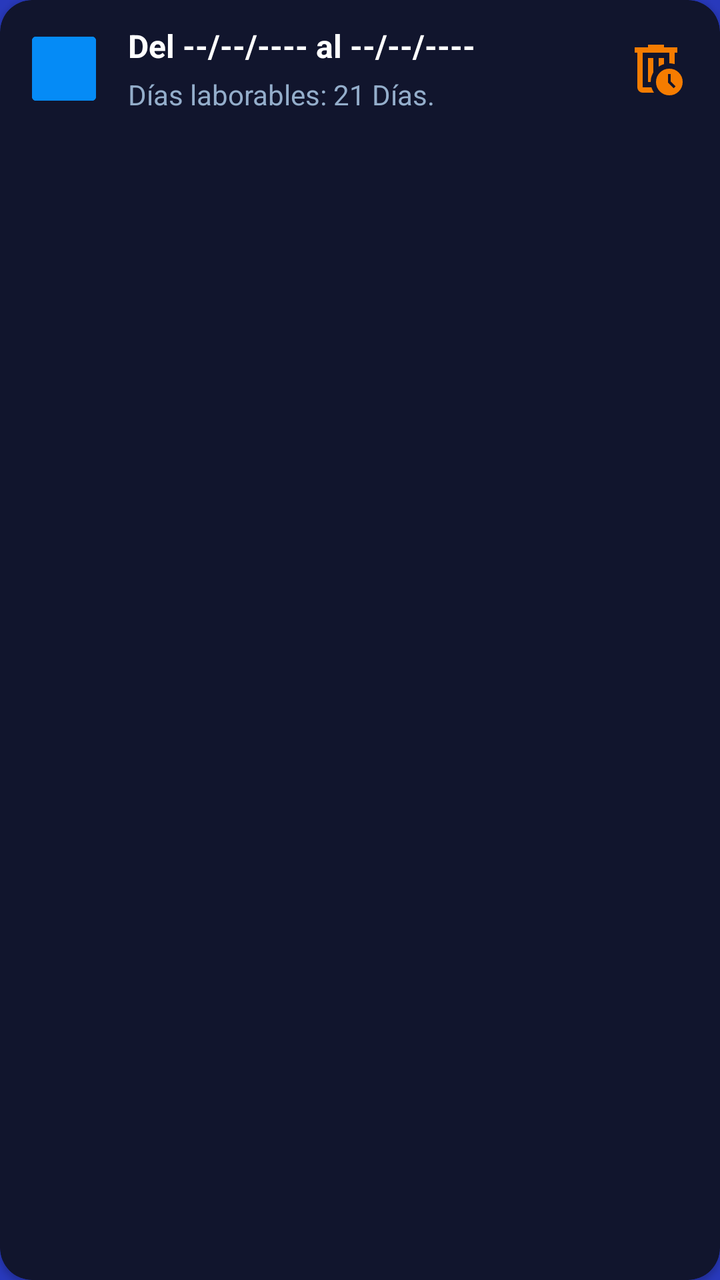
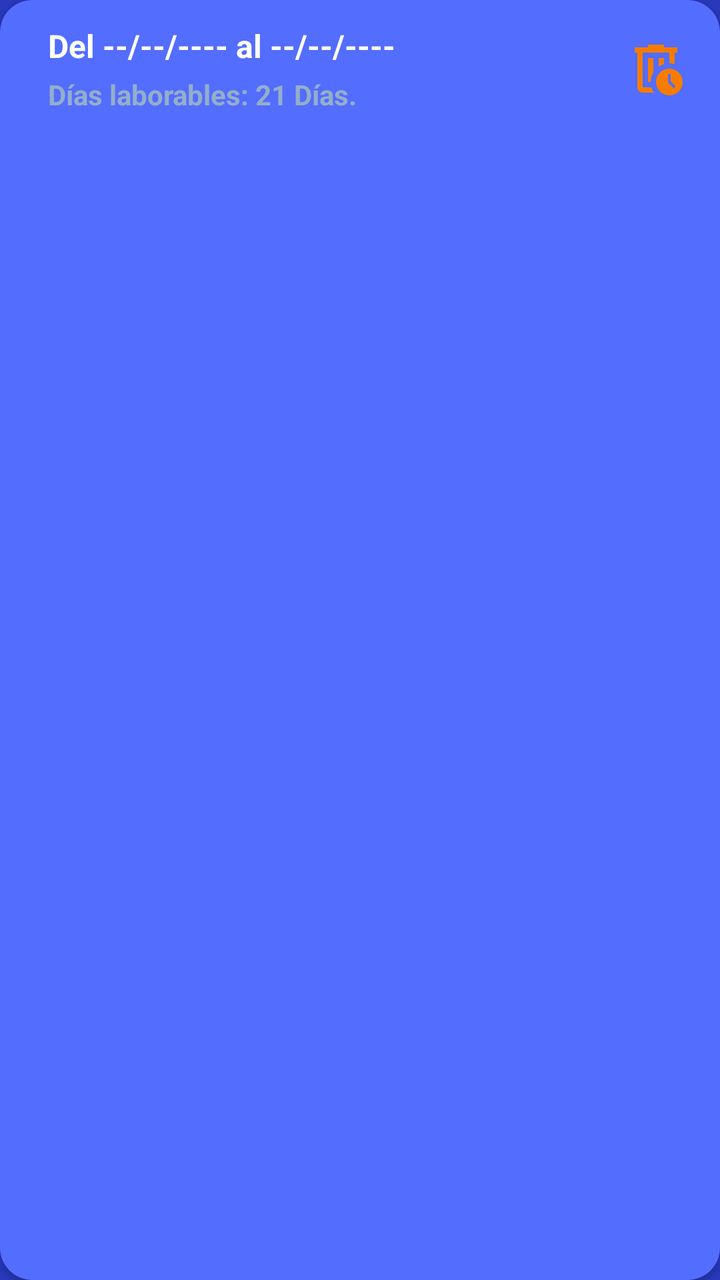

Compare the two renders of this Android layout. The source of the first and the diff that turns it into the second are given below.
<!-- AndroidManifest.xml: application theme Theme.CalendarioLaboral_V40 -->
<!-- res/layout/item_rv_detalle.xml -->
<?xml version="1.0" encoding="utf-8"?>
<androidx.cardview.widget.CardView
    xmlns:app="http://schemas.android.com/apk/res-auto"
    xmlns:android="http://schemas.android.com/apk/res/android"
    android:id="@+id/cardItemVacDetalle"
    android:layout_width="match_parent"
    android:layout_height="wrap_content"
    android:layout_margin="8dp"
    style="@style/Tarjeta_menu_personalizada">

    <LinearLayout
        android:layout_width="match_parent"
        android:layout_height="wrap_content"
        android:orientation="horizontal"
        android:gravity="center_vertical"
        android:padding="12dp">

        
        <ImageView
            android:id="@+id/ivDetalleIcono"
            android:layout_width="40dp"
            android:layout_height="40dp"
            android:scaleType="fitCenter"
            android:padding="4dp"
            android:src="@drawable/calendar_svgrepo_com"
            app:tint="@color/primary"
            android:importantForAccessibility="no"/>

        
        <LinearLayout
            android:layout_width="0dp"
            android:layout_height="wrap_content"
            android:layout_weight="1"
            android:paddingStart="12dp"
            android:paddingEnd="12dp"
            android:orientation="vertical">

            
            <TextView
                android:id="@+id/tvDetalleFechas"
                android:layout_width="match_parent"
                android:layout_height="wrap_content"
                android:layout_marginBottom="4dp"
                android:text="Del --/--/---- al --/--/----"
                style="@style/Texto_16"
                android:textColor="@color/text_primary"
                android:textStyle="bold"/>

            
            <TextView
                android:id="@+id/tvDetalleTotalDias"
                android:layout_width="match_parent"
                android:layout_height="wrap_content"
                android:text="Días laborables: 21 Días."
                style="@style/Texto"
                android:textColor="@color/text_secondary"/>

        </LinearLayout>

        
        <ImageButton
            android:id="@+id/ivDelete"
            android:layout_width="40dp"
            android:layout_height="40dp"
            android:padding="4dp"
            android:scaleType="fitCenter"
            android:src="@drawable/ic_eliminar"
            android:background="?android:attr/selectableItemBackgroundBorderless"
            app:tint="@color/warning"
            android:contentDescription="Eliminar período de vacaciones" />

    </LinearLayout>

</androidx.cardview.widget.CardView>
<!-- resources referenced by this layout -->
<resources>
  <color name="primary">#058BF6</color>
  <color name="text_primary">#FFFFFF</color>
  <color name="text_secondary">#94AECB</color>
  <color name="warning">#F57C00</color>
  <!-- drawable calendar_svgrepo_com: vector/xml drawable (drawable, 2060 chars, omitted) -->
  <!-- drawable ic_eliminar (drawable) -->
  <vector xmlns:android="http://schemas.android.com/apk/res/android" android:height="24dp" android:tint="#CA2626" android:viewportHeight="960" android:viewportWidth="960" android:width="24dp">
        
      <path android:fillColor="@android:color/white" android:pathData="M280,240L280,240L280,400Q280,400 280,481.5Q280,563 280,680Q280,701 280,721Q280,741 280,760L280,760Q280,760 280,760Q280,760 280,760L280,240ZM450,840L280,840Q247,840 223.5,816.5Q200,793 200,760L200,240L160,240L160,160L360,160L360,120L600,120L600,160L800,160L800,240L760,240L760,412Q743,407 720.5,403.5Q698,400 680,400L680,240L280,240L280,760Q280,760 280,760Q280,760 280,760L412,760Q418,781 428,801.5Q438,822 450,840ZM360,680L400,680Q400,617 420,576.5Q440,536 440,536L440,320L360,320L360,680ZM520,450Q537,439 558.5,428Q580,417 600,412L600,320L520,320L520,450ZM538.5,821.5Q480,763 480,680Q480,597 538.5,538.5Q597,480 680,480Q763,480 821.5,538.5Q880,597 880,680Q880,763 821.5,821.5Q763,880 680,880Q597,880 538.5,821.5ZM746,774L774,746L700,672L700,560L660,560L660,688L746,774Z"/>
      
  </vector>
  <style name="Tarjeta_menu_personalizada" parent="Widget.Material3.CardView.Filled">
          <item name="cardBackgroundColor">@color/surface_card</item>
          <item name="cardCornerRadius">16dp</item>
          <item name="cardElevation">2dp</item>
          <item name="strokeWidth">0dp</item>
      </style>
  <style name="Texto">
              <item name="android:textColor">@color/text_secondary</item> 
              <item name="android:textSize">14sp</item>
          </style>
  <style name="Texto_16">
              <item name="android:textColor">@color/text_primary</item>
              <item name="android:textSize">16sp</item>
          </style>
  <style name="Theme.CalendarioLaboral_V40" parent="Base.Theme.CalendarioLaboral_V40" />
  <color name="surface_card">#11152D</color>
  <style name="Base.Theme.CalendarioLaboral_V40" parent="Theme.Material3.DayNight.NoActionBar">
              
              <item name="colorPrimary">@color/primary</item>
              <item name="colorOnPrimary">@color/text_on_primary</item>
              <item name="colorSecondary">@color/secondary</item>
  
              
              <item name="android:windowBackground">@color/background_app</item>
              <item name="colorSurface">@color/surface_card</item>
              <item name="colorOnSurface">@color/text_primary</item>
  
              
              <item name="colorError">@color/error</item>
  
  
          </style>
  <color name="text_on_primary">#FFFFFF</color>
  <color name="secondary">#536DFE</color>
  <color name="background_app">#2839BC</color>
  <color name="error">#D32F2F</color>
</resources>

<!-- the commit's change to res/layout/item_rv_detalle.xml (unified diff, before → after) -->
@@ -6,7 +6,8 @@
     android:layout_width="match_parent"
     android:layout_height="wrap_content"
     android:layout_margin="8dp"
-    style="@style/Tarjeta_menu_personalizada">
+    style="@style/Tarjeta_menu_personalizada"
+    app:cardBackgroundColor="@color/secondary">
 
     <LinearLayout
         android:layout_width="match_parent"
@@ -15,16 +16,7 @@
         android:gravity="center_vertical"
         android:padding="12dp">
 
-        
-        <ImageView
-            android:id="@+id/ivDetalleIcono"
-            android:layout_width="40dp"
-            android:layout_height="40dp"
-            android:scaleType="fitCenter"
-            android:padding="4dp"
-            android:src="@drawable/calendar_svgrepo_com"
-            app:tint="@color/primary"
-            android:importantForAccessibility="no"/>
+
 
         
         <LinearLayout
@@ -53,7 +45,8 @@
                 android:layout_height="wrap_content"
                 android:text="Días laborables: 21 Días."
                 style="@style/Texto"
-                android:textColor="@color/text_secondary"/>
+                android:textColor="@color/text_secondary"
+                android:textStyle="bold"/>
 
         </LinearLayout>
 
<!-- resource entries referenced after the edit -->
@@ -4,7 +4,6 @@
   <color name="text_primary">#FFFFFF</color>
   <color name="text_secondary">#94AECB</color>
   <color name="warning">#F57C00</color>
-  <!-- drawable calendar_svgrepo_com: vector/xml drawable (drawable, 2060 chars, omitted) -->
   <!-- drawable ic_eliminar (drawable) -->
   <vector xmlns:android="http://schemas.android.com/apk/res/android" android:height="24dp" android:tint="#CA2626" android:viewportHeight="960" android:viewportWidth="960" android:width="24dp">
         
